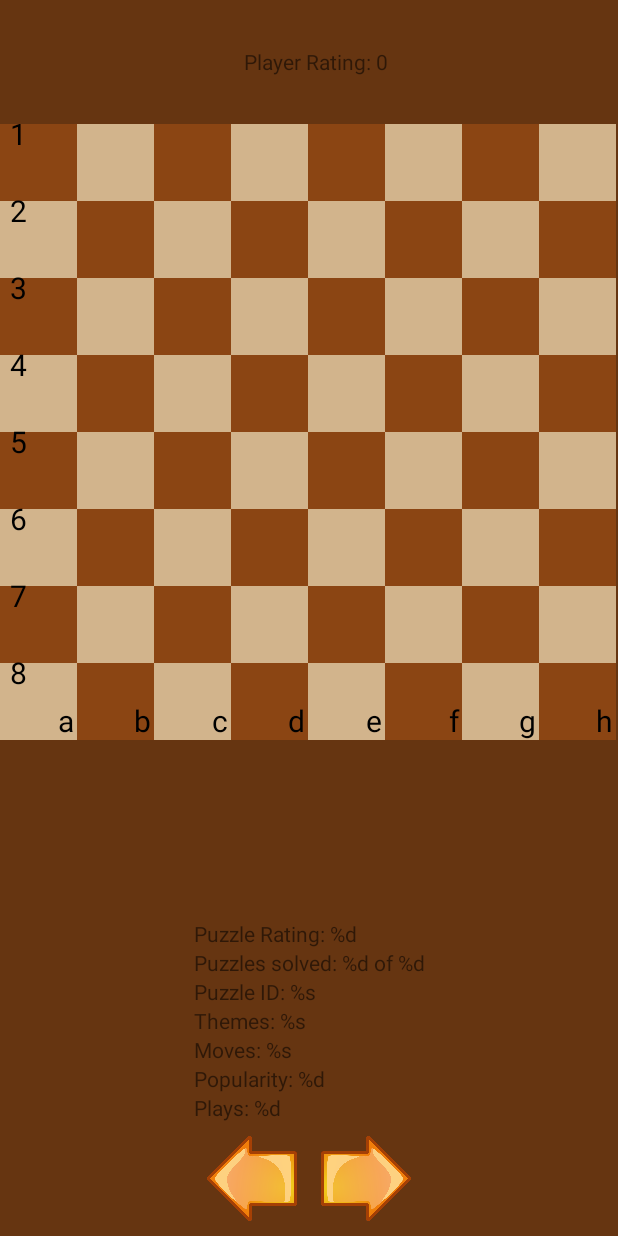
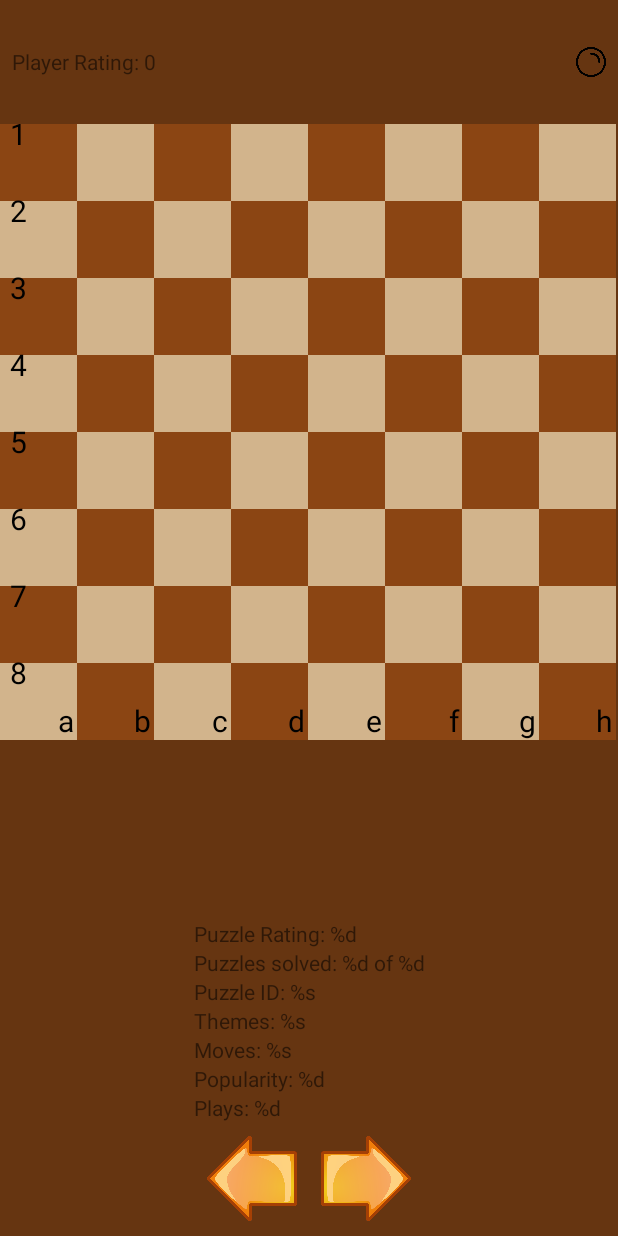
Before and after one commit to jazzm0/tactic-master, an Android app: the screen it shows after launch (MainActivity), on a phone screen of 412 x 824 dp. Run offline under Robolectric (Android 15) with nearby library versions, the phone set to English and light mode, and no system bars; network calls fail; 22 statements that could not run were skipped.

Commit message:
Add player turn icon

```diff
--- a/app/src/main/java/com/tacticmaster/MainActivity.java
+++ b/app/src/main/java/com/tacticmaster/MainActivity.java
@@ -19,6 +19,7 @@ public class MainActivity extends AppCompatActivity {
 
         DatabaseAccessor databaseAccessor = new DatabaseAccessor(this);
         ChessboardView chessboardView = findViewById(R.id.chessboard_view);
+        chessboardView.setPlayerTurnIcon(findViewById(R.id.player_turn_icon));
 
         chessboardController = new ChessboardController(
                 databaseAccessor,
@@ -26,7 +27,6 @@ public class MainActivity extends AppCompatActivity {
                 new PuzzleTextViews(this));
 
         chessboardController.loadNextPuzzle();
-
 
         ImageButton previousPuzzle = findViewById(R.id.previous_puzzle);
         ImageButton nextPuzzle = findViewById(R.id.next_puzzle);
--- /dev/null
+++ b/app/src/main/java/com/tacticmaster/board/AntialiasedImageView.java
@@ -0,0 +1,50 @@
+package com.tacticmaster.board;
+
+import android.content.Context;
+import android.graphics.Bitmap;
+import android.graphics.BitmapFactory;
+import android.graphics.Canvas;
+import android.graphics.Paint;
+import android.util.AttributeSet;
+
+import androidx.annotation.Nullable;
+import androidx.appcompat.widget.AppCompatImageView;
+
+import com.tacticmaster.R;
+
+public class AntialiasedImageView extends AppCompatImageView {
+
+    private Paint paint;
+    private Bitmap bitmap;
+
+    public AntialiasedImageView(Context context) {
+        super(context);
+        init();
+    }
+
+    public AntialiasedImageView(Context context, @Nullable AttributeSet attrs) {
+        super(context, attrs);
+        init();
+    }
+
+    public AntialiasedImageView(Context context, @Nullable AttributeSet attrs, int defStyleAttr) {
+        super(context, attrs, defStyleAttr);
+        init();
+    }
+
+    private void init() {
+        paint = new Paint();
+        paint.setAntiAlias(true);
+        paint.setFilterBitmap(true);
+        paint.setDither(true);
+        bitmap = BitmapFactory.decodeResource(getResources(), R.drawable.ic_white_turn);
+    }
+
+    @Override
+    protected void onDraw(Canvas canvas) {
+        super.onDraw(canvas);
+        if (bitmap != null) {
+            canvas.drawBitmap(bitmap, 0, 0, paint);
+        }
+    }
+}
--- a/app/src/main/java/com/tacticmaster/board/ChessboardView.java
+++ b/app/src/main/java/com/tacticmaster/board/ChessboardView.java
@@ -11,6 +11,7 @@ import android.os.Looper;
 import android.util.AttributeSet;
 import android.view.MotionEvent;
 import android.view.View;
+import android.widget.ImageView;
 import android.widget.Toast;
 
 import androidx.annotation.NonNull;
@@ -36,6 +37,7 @@ public class ChessboardView extends View {
     private Paint selectionPaint;
     private Bitmap whiteKing, blackKing, whiteQueen, blackQueen, whiteRook, blackRook, whiteBishop, blackBishop, whiteKnight, blackKnight, whitePawn, blackPawn;
     private Bitmap scaledWhiteKing, scaledBlackKing, scaledWhiteQueen, scaledBlackQueen, scaledWhiteRook, scaledBlackRook, scaledWhiteBishop, scaledBlackBishop, scaledWhiteKnight, scaledBlackKnight, scaledWhitePawn, scaledBlackPawn;
+    private ImageView playerTurnIcon;
     private int selectedRow = -1;
     private int selectedCol = -1;
     private Paint textPaint;
@@ -80,6 +82,18 @@ public class ChessboardView extends View {
         blackKnight = BitmapFactory.decodeResource(getResources(), R.drawable.bn);
         whitePawn = BitmapFactory.decodeResource(getResources(), R.drawable.wp);
         blackPawn = BitmapFactory.decodeResource(getResources(), R.drawable.bp);
+    }
+
+    private void updatePlayerTurnIcon(boolean isWhiteTurn) {
+        if (isWhiteTurn) {
+            playerTurnIcon.setImageResource(R.drawable.ic_white_turn);
+        } else {
+            playerTurnIcon.setImageResource(R.drawable.ic_black_turn);
+        }
+    }
+
+    public void setPlayerTurnIcon(ImageView playerTurnIcon) {
+        this.playerTurnIcon = playerTurnIcon;
     }
 
     public void setPuzzle(Puzzle puzzle) {
@@ -197,6 +211,7 @@ public class ChessboardView extends View {
         int tileSize = Math.min(width, height) / BOARD_SIZE;
 
         boolean isWhiteToMove = chessboard.isWhiteToMove();
+        updatePlayerTurnIcon(isWhiteToMove);
 
         for (int row = 0; row < BOARD_SIZE; row++) {
             for (int col = 0; col < BOARD_SIZE; col++) {
--- a/app/src/main/res/layout/activity_main.xml
+++ b/app/src/main/res/layout/activity_main.xml
@@ -14,7 +14,7 @@
         app:layout_constraintTop_toTopOf="parent" />
 
     <LinearLayout
-        android:layout_width="wrap_content"
+        android:layout_width="match_parent"
         android:layout_height="wrap_content"
         android:orientation="horizontal"
         app:layout_constraintBottom_toBottomOf="@id/header_space"
@@ -27,9 +27,26 @@
             android:layout_width="wrap_content"
             android:layout_height="wrap_content"
             android:layout_marginStart="8dp"
-            android:gravity="center"
+            android:gravity="start"
             android:text="@string/player_rating"
             android:textSize="14sp" />
+
+        <androidx.constraintlayout.widget.ConstraintLayout
+            android:layout_width="0dp"
+            android:layout_height="wrap_content"
+            android:layout_weight="1">
+
+            <com.tacticmaster.board.AntialiasedImageView
+                android:id="@+id/player_turn_icon"
+                android:layout_width="20dp"
+                android:layout_height="20dp"
+                android:layout_marginEnd="8dp"
+                android:contentDescription="@string/player_turn"
+                android:src="@drawable/ic_white_turn"
+                app:layout_constraintEnd_toEndOf="parent"
+                app:layout_constraintTop_toTopOf="parent"
+                app:layout_constraintBottom_toBottomOf="parent" />
+        </androidx.constraintlayout.widget.ConstraintLayout>
     </LinearLayout>
 
     <com.tacticmaster.board.ChessboardView
--- a/app/src/main/res/values/strings.xml
+++ b/app/src/main/res/values/strings.xml
@@ -10,4 +10,5 @@
     <string name="show_previous_puzzle">Show previous puzzle</string>
     <string name="show_next_puzzle">Show next puzzle</string>
     <string name="player_rating">Player Rating: %d</string>
+    <string name="player_turn">move</string>
 </resources>
```
Also changed, not shown: app/src/main/res/drawable/ic_black_turn.png (added), app/src/main/res/drawable/ic_white_turn.png (added).
